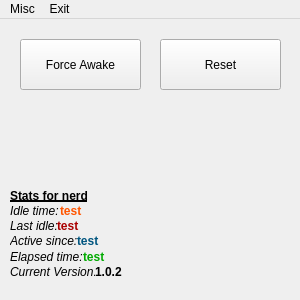
This is mainwindow.ui in proscawards/force-awaken as Qt 5 draws it before an edit. The edited form follows.
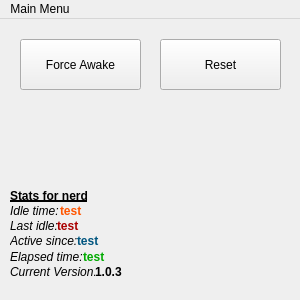
This is the edited form.

Diff of the .ui file:
```diff
--- a/mainwindow.ui
+++ b/mainwindow.ui
@@ -272,7 +272,7 @@
           </font>
          </property>
          <property name="text">
-          <string>1.0.2</string>
+          <string>1.0.3</string>
          </property>
         </widget>
        </item>
@@ -373,9 +373,9 @@
      <height>21</height>
     </rect>
    </property>
-   <widget class="QMenu" name="menuHelp">
+   <widget class="QMenu" name="menuExit">
     <property name="title">
-     <string>Misc</string>
+     <string>Main Menu</string>
     </property>
     <addaction name="actionHow_to_use"/>
     <addaction name="actionStats_for_Nerd"/>
@@ -383,12 +383,6 @@
     <addaction name="actionSource_Codes"/>
     <addaction name="action_Copyright_2022_proscawards_All_rights_reserved_Made_with_and"/>
    </widget>
-   <widget class="QMenu" name="menuExit">
-    <property name="title">
-     <string>Exit</string>
-    </property>
-   </widget>
-   <addaction name="menuHelp"/>
    <addaction name="menuExit"/>
   </widget>
   <action name="action_Copyright_2022_proscawards_All_rights_reserved_Made_with_and">
```
Left out of the diff: 28 changed lines with no effect on the pictures.
